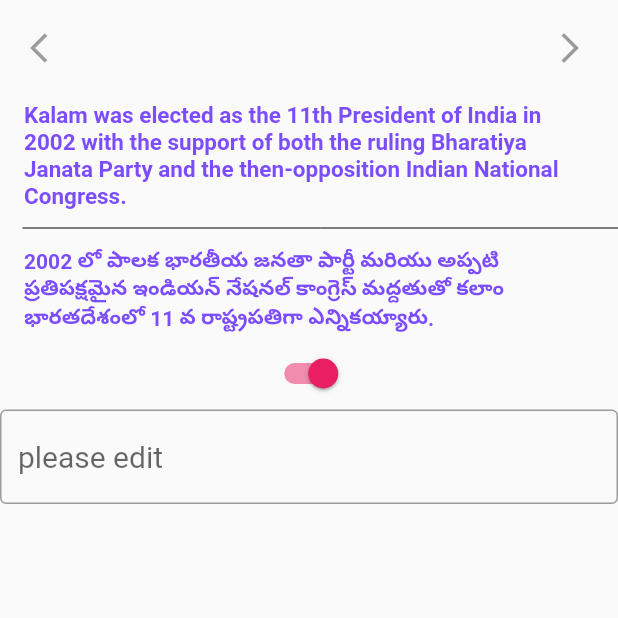
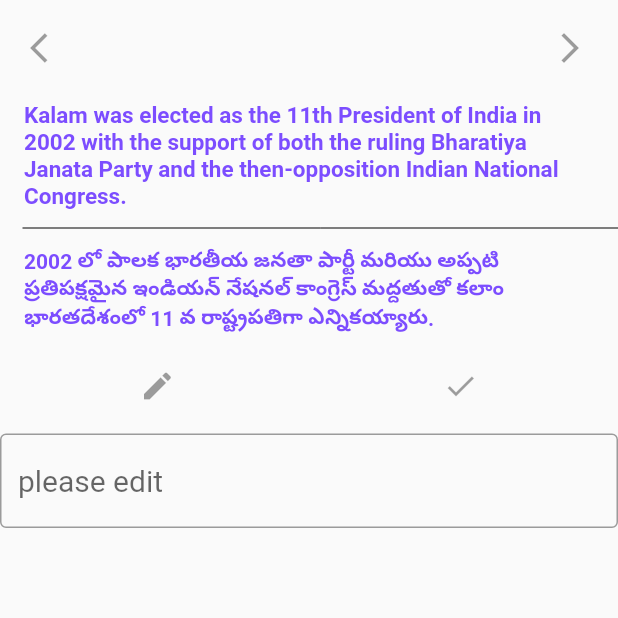
Before and after one commit to aslesha96/wiki_app, a Flutter app: the screen it shows after launch, on a phone screen of 412 x 824 dp, the top half of it. Run offline on Flutter 3.47's test engine with Material 2 defaults, Android fonts, the phone set to English and light mode, and no system bars.

Commit message:
edit and check

```diff
--- a/lib/pages/landing_page.dart
+++ b/lib/pages/landing_page.dart
@@ -39,17 +39,20 @@ class LandingPageState extends State<LandingPage>{
                     new ListTile(
                       title: new Text("2002 లో పాలక భారతీయ జనతా పార్టీ మరియు అప్పటి ప్రతిపక్షమైన ఇండియన్ నేషనల్ కాంగ్రెస్ మద్దతుతో కలాం భారతదేశంలో 11 వ రాష్ట్రపతిగా ఎన్నికయ్యారు.", style: new TextStyle(color: Colors.deepPurpleAccent,fontSize: 14.0,fontWeight: FontWeight.bold),),
                     ),
+                    new ButtonTheme.bar(
+                      child: new ButtonBar(
+                        alignment: MainAxisAlignment.spaceAround,
+                        children: <Widget>[
+                          IconButton(icon: new Icon(Icons.edit),onPressed: null,color: Colors.black),
+                          IconButton(icon: new Icon(Icons.check),onPressed: null,color: Colors.green,)
+                        ],
+                      ),
+                    ),
                   ],
                 ),
               ),
             ),
-//            new Text("Kalam was elected as the 11th President of India in 2002 with the support of both the ruling Bharatiya Janata Party and the then-opposition Indian National Congress. ", style: new TextStyle(color: Colors.deepPurpleAccent, fontSize: 15.0, fontWeight: FontWeight.bold),),
-//            new Text("    "),
-//        new Text("2002 లో పాలక భారతీయ జనతా పార్టీ మరియు అప్పటి ప్రతిపక్షమైన ఇండియన్ నేషనల్ కాంగ్రెస్ మద్దతుతో కలాం భారతదేశంలో 11 వ రాష్ట్రపతిగా ఎన్నికయ్యారు.", style: new TextStyle(color: Colors.deepPurpleAccent,fontSize: 14.0,fontWeight: FontWeight.bold),),
-        new Switch(
-              value: isSwitched,
-              onChanged: (bool e) => something(e),
-              activeColor: Colors.pink),
+
             new TextField(
               decoration: InputDecoration(
                 border: OutlineInputBorder(),
```
